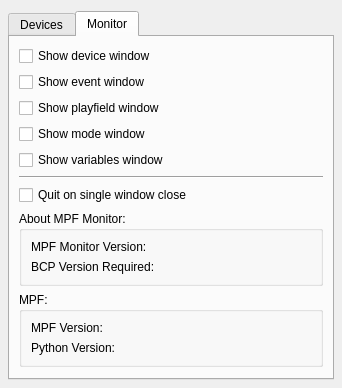
missionpinball/mpf-monitor, file mpfmonitor/core/ui/inspector.ui: the form before one commit.
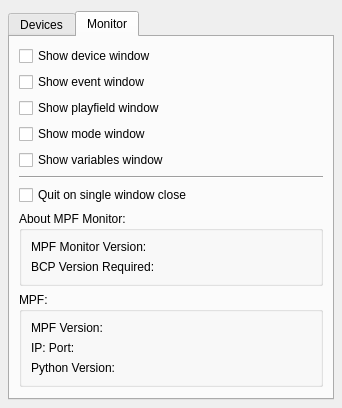
The form after the commit.

Commit message: show ip and port info in inspector window

Diff of the .ui file:
```diff
--- a/mpfmonitor/core/ui/inspector.ui
+++ b/mpfmonitor/core/ui/inspector.ui
@@ -402,6 +402,13 @@
               </property>
              </widget>
             </item>
+            <item row="1" column="0">
+             <widget class="QLabel" name="mpf_address">
+              <property name="text">
+               <string>IP: Port:</string>
+              </property>
+             </widget>
+            </item>
             <item row="2" column="0">
              <widget class="QLabel" name="python_version">
               <property name="text">
```
The commit also changes 1 other file.
